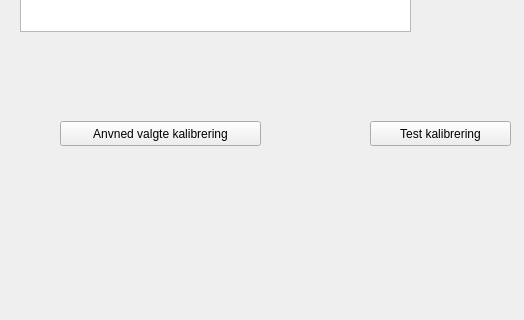
First picture: the form in Qt/KameraKalibrering/analyse.ui, repository fjederholdt/Afgangsprojekt, before the edit; both pictures show x 0 to 524 and y 169 to 489 of the 667 by 489 pixel window.
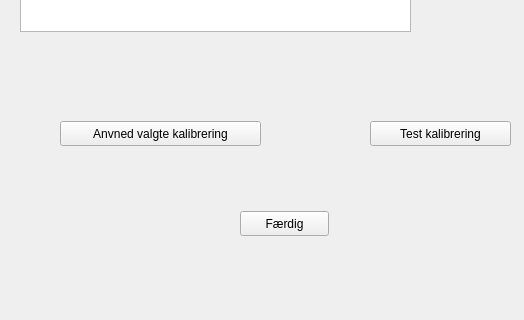
Second picture: the form after the edit.

The edit to the form file:
```diff
--- a/Qt/KameraKalibrering/analyse.ui
+++ b/Qt/KameraKalibrering/analyse.ui
@@ -71,6 +71,19 @@
     <string>Test kalibrering</string>
    </property>
   </widget>
+  <widget class="QPushButton" name="annuller">
+   <property name="geometry">
+    <rect>
+     <x>240</x>
+     <y>380</y>
+     <width>89</width>
+     <height>25</height>
+    </rect>
+   </property>
+   <property name="text">
+    <string>Færdig</string>
+   </property>
+  </widget>
  </widget>
  <resources/>
  <connections/>
```
